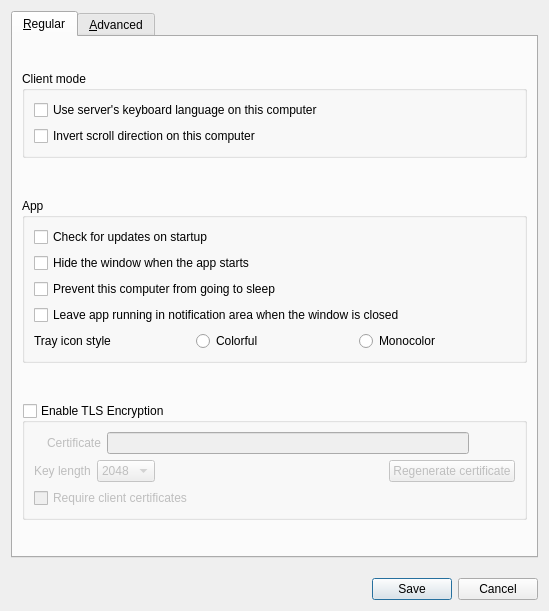
First picture: the form in src/lib/gui/dialogs/SettingsDialog.ui, repository deskflow/deskflow, before the edit.
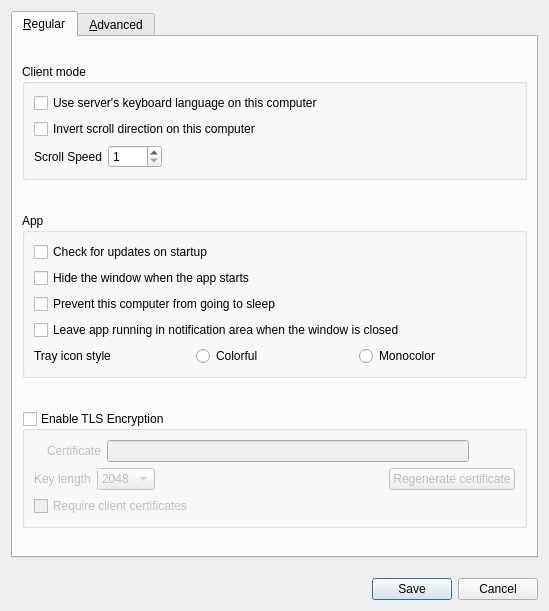
Second picture: the form after the edit. Icons and pictures are not drawn.

Commit message: feat: SettingsDialog, add control to adjust scrollSpeed option for clients

```diff
--- a/src/lib/gui/dialogs/SettingsDialog.ui
+++ b/src/lib/gui/dialogs/SettingsDialog.ui
@@ -62,6 +62,36 @@
             </property>
            </widget>
           </item>
+          <item>
+           <layout class="QFormLayout" name="formLayout">
+            <item row="0" column="0">
+             <widget class="QLabel" name="lblScrollSpeed">
+              <property name="text">
+               <string>Scroll Speed</string>
+              </property>
+             </widget>
+            </item>
+            <item row="0" column="1">
+             <widget class="QSpinBox" name="sbScrollSpeed">
+              <property name="sizePolicy">
+               <sizepolicy hsizetype="Maximum" vsizetype="Fixed">
+                <horstretch>0</horstretch>
+                <verstretch>0</verstretch>
+               </sizepolicy>
+              </property>
+              <property name="accelerated">
+               <bool>true</bool>
+              </property>
+              <property name="minimum">
+               <number>1</number>
+              </property>
+              <property name="maximum">
+               <number>1000</number>
+              </property>
+             </widget>
+            </item>
+           </layout>
+          </item>
          </layout>
         </widget>
        </item>
```
Left out of the diff: 2 changed lines with no effect on the pictures. The commit also changes 1 other file.
